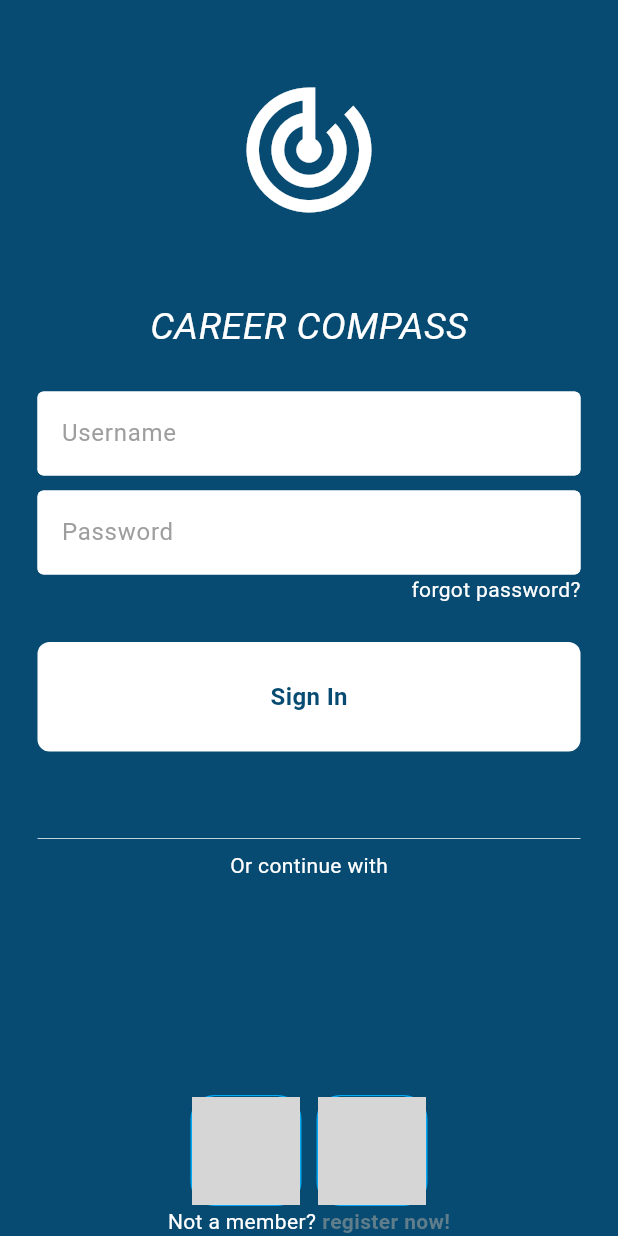
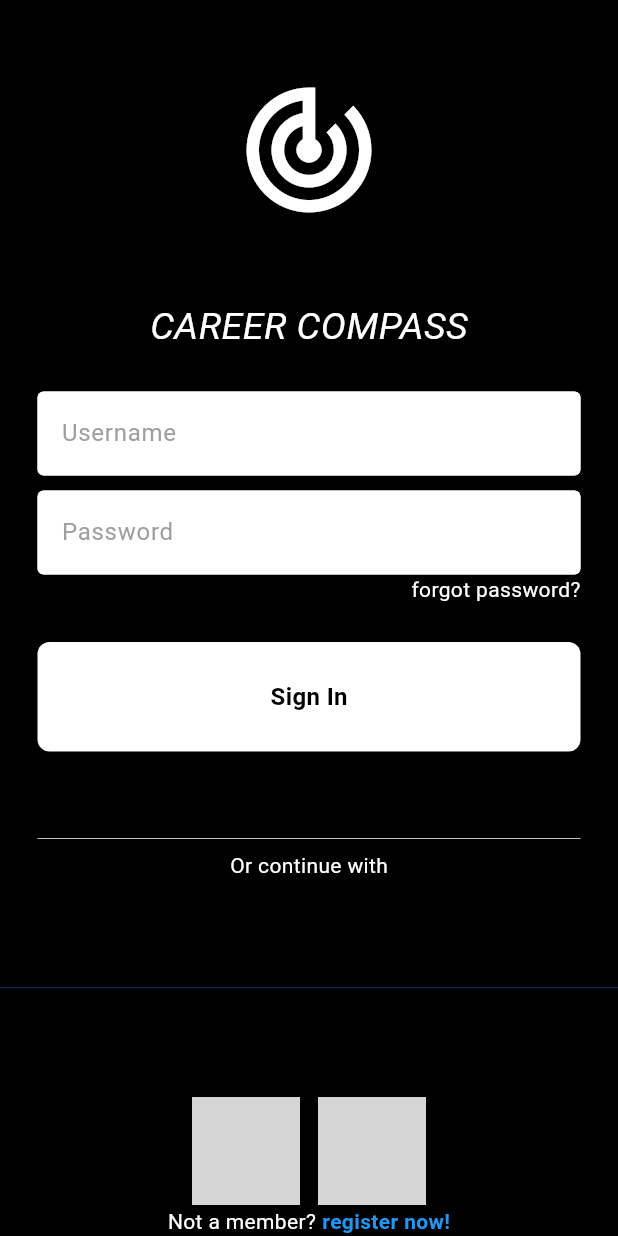
Before and after one commit to frabduraheem/miniproject, a Flutter app: the screen it shows after launch, on a phone screen of 412 x 824 dp. Run offline on Flutter 3.47's test engine with Material 3 defaults, Android fonts, the phone set to English and light mode, and no system bars; grey boxes are pictures that could not be loaded.

```diff
--- a/lib/components/button.dart
+++ b/lib/components/button.dart
@@ -17,7 +17,7 @@ class Buttonapp extends StatelessWidget {
             child: Text(
               "Sign In",
               style: TextStyle(
-                color: Color.fromARGB(255, 7, 75, 114),
+                color: Colors.black,
                 fontWeight: FontWeight.bold,
                 fontSize: 16,
               ),
--- a/lib/components/square.dart
+++ b/lib/components/square.dart
@@ -8,7 +8,7 @@ class Squarefile extends StatelessWidget {
   Widget build(BuildContext context) {
     return Container(
         decoration: BoxDecoration(
-            border: Border.all(color: Colors.lightBlue),
+            border: Border.all(color: Colors.black),
             borderRadius: BorderRadius.circular(16),
             color: Colors.black),
         child: Image.asset(
--- a/lib/login.dart
+++ b/lib/login.dart
@@ -15,7 +15,7 @@ class LoginPage extends StatelessWidget {
   @override
   Widget build(BuildContext context) {
     return Scaffold(
-      backgroundColor: const Color.fromARGB(255, 7, 75, 114),
+      backgroundColor: Colors.black,
       body: SafeArea(
         child: Center(
             child: Column(
@@ -132,7 +132,7 @@ class LoginPage extends StatelessWidget {
                   Text(
                     "register now!",
                     style: TextStyle(
-                      color: Colors.blueGrey,
+                      color: Colors.blue,
                       fontWeight: FontWeight.bold,
                     ),
                   ),
--- a/pubspec.yaml
+++ b/pubspec.yaml
@@ -34,6 +34,7 @@ dependencies:
   # The following adds the Cupertino Icons font to your application.
   # Use with the CupertinoIcons class for iOS style icons.
   cupertino_icons: ^1.0.8
+  firebase_core: ^3.11.0
 
 dev_dependencies:
   flutter_test:
```
Also changed, not shown: pubspec.lock, 3 other files.
